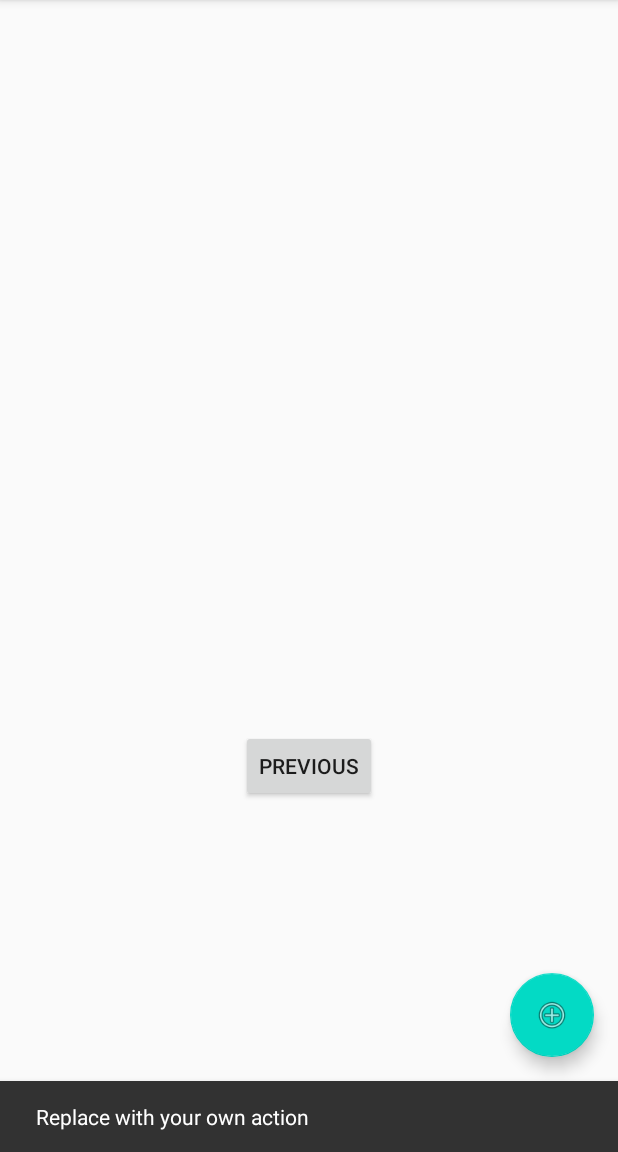
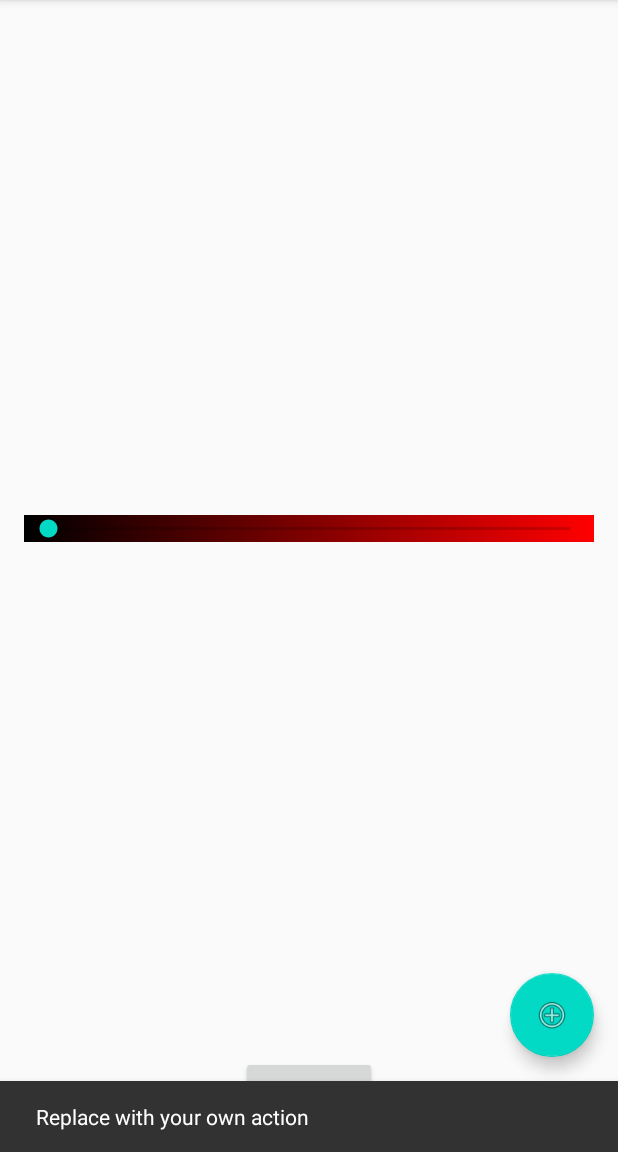
Before and after one commit to mare5x/ColorCalendar, an Android app: the SecondFragment screen opened through its navigation route, after a tap on an icon or button, on a phone screen of 412 x 824 dp, the part 84-1236 px from its top. Run offline under Robolectric (Android 15) with nearby library versions, the phone set to English and light mode, and no system bars.

Commit message:
ColorSeekBar gradient test.

```diff
--- /dev/null
+++ b/app/src/main/java/com/mare5x/colorcalendar/ColorSeekBar.kt
@@ -0,0 +1,40 @@
+package com.mare5x.colorcalendar
+
+import android.content.Context
+import android.graphics.Bitmap
+import android.graphics.Color
+import android.graphics.drawable.BitmapDrawable
+import android.graphics.drawable.GradientDrawable
+import android.os.Build
+import android.util.AttributeSet
+import kotlin.math.roundToInt
+
+fun calcGradientColor(startColor: Int, endColor: Int, x: Float) : Int {
+    return Color.rgb((x * 255).roundToInt(), 0, 0)
+}
+
+fun createGradientBitmap(width: Int) : Bitmap {
+    val pixels = IntArray(width) { i ->
+        calcGradientColor(Color.RED, Color.GREEN, i / width.toFloat())
+    }
+    return Bitmap.createBitmap(pixels, width, 1, Bitmap.Config.ARGB_8888)
+}
+
+class ColorSeekBar : androidx.appcompat.widget.AppCompatSeekBar {
+    constructor(context: Context) : super(context)
+    constructor(context: Context, attrs: AttributeSet) : super(context, attrs)
+
+    private val grad = GradientDrawable(
+        GradientDrawable.Orientation.LEFT_RIGHT, intArrayOf(Color.RED, Color.GREEN))
+
+    init {
+        val bitmap = createGradientBitmap(1024)
+        val drawable = BitmapDrawable(resources, bitmap)
+
+        // progressDrawable = grad
+        if (Build.VERSION.SDK_INT >= Build.VERSION_CODES.JELLY_BEAN) {
+            // background = grad
+            background = drawable
+        }
+    }
+}
--- a/app/src/main/java/com/mare5x/colorcalendar/MainActivity.kt
+++ b/app/src/main/java/com/mare5x/colorcalendar/MainActivity.kt
@@ -10,8 +10,6 @@ import com.google.android.material.snackbar.Snackbar
 
 class MainActivity : AppCompatActivity() {
 
-    private lateinit var db : DatabaseHelper
-
     override fun onCreate(savedInstanceState: Bundle?) {
         super.onCreate(savedInstanceState)
         setContentView(R.layout.activity_main)
@@ -21,8 +19,6 @@ class MainActivity : AppCompatActivity() {
             Snackbar.make(view, "Replace with your own action", Snackbar.LENGTH_LONG)
                     .setAction("Action", null).show()
         }
-
-        db = DatabaseHelper(this)
     }
 
     override fun onCreateOptionsMenu(menu: Menu): Boolean {
--- a/app/src/main/res/layout/fragment_second.xml
+++ b/app/src/main/res/layout/fragment_second.xml
@@ -10,17 +10,27 @@
         android:id="@+id/button_second"
         android:layout_width="wrap_content"
         android:layout_height="wrap_content"
+        android:layout_marginStart="16dp"
+        android:layout_marginLeft="16dp"
+        android:layout_marginEnd="16dp"
+        android:layout_marginRight="16dp"
+        android:layout_marginBottom="16dp"
         android:text="@string/previous"
         app:layout_constraintBottom_toBottomOf="parent"
         app:layout_constraintEnd_toEndOf="parent"
-        app:layout_constraintStart_toStartOf="parent"
-        app:layout_constraintTop_toBottomOf="@id/textview_second" />
+        app:layout_constraintStart_toStartOf="parent" />
 
-    <TextView
-        android:id="@+id/textview_second"
-        android:layout_width="wrap_content"
+    <com.mare5x.colorcalendar.ColorSeekBar
+        android:id="@+id/colorSeekBar"
+        android:layout_width="0dp"
         android:layout_height="wrap_content"
-        app:layout_constraintBottom_toTopOf="@id/button_second"
+        android:layout_marginStart="16dp"
+        android:layout_marginLeft="16dp"
+        android:layout_marginTop="16dp"
+        android:layout_marginEnd="16dp"
+        android:layout_marginRight="16dp"
+        android:layout_marginBottom="16dp"
+        app:layout_constraintBottom_toTopOf="@+id/button_second"
         app:layout_constraintEnd_toEndOf="parent"
         app:layout_constraintStart_toStartOf="parent"
         app:layout_constraintTop_toTopOf="parent" />
```
